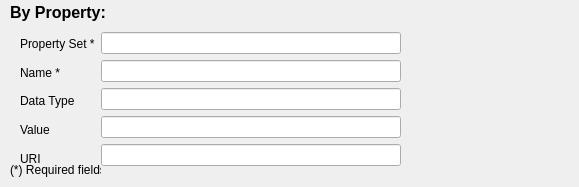
First picture: the form in GUI_Windows/Filters-Requirements/by_property.ui, repository ivanfelipeib/Masterarbeit, before the edit.
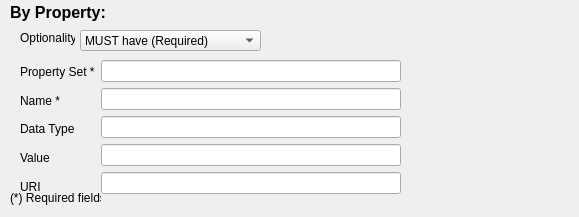
Second picture: the form after the edit.

Diff of the .ui file:
```diff
--- a/GUI_Windows/Filters-Requirements/by_property.ui
+++ b/GUI_Windows/Filters-Requirements/by_property.ui
@@ -7,7 +7,7 @@
     <x>0</x>
     <y>0</y>
     <width>579</width>
-    <height>187</height>
+    <height>217</height>
    </rect>
   </property>
   <property name="windowTitle">
@@ -39,7 +39,7 @@
     <property name="geometry">
      <rect>
       <x>10</x>
-      <y>160</y>
+      <y>188</y>
       <width>91</width>
       <height>19</height>
      </rect>
@@ -52,7 +52,7 @@
     <property name="geometry">
      <rect>
       <x>20</x>
-      <y>32</y>
+      <y>60</y>
       <width>381</width>
       <height>138</height>
      </rect>
@@ -118,6 +118,44 @@
      </item>
     </layout>
    </widget>
+   <widget class="QComboBox" name="combo_optionality">
+    <property name="geometry">
+     <rect>
+      <x>80</x>
+      <y>30</y>
+      <width>181</width>
+      <height>21</height>
+     </rect>
+    </property>
+    <item>
+     <property name="text">
+      <string>MUST have (Required)</string>
+     </property>
+    </item>
+    <item>
+     <property name="text">
+      <string>CAN have (Optional)</string>
+     </property>
+    </item>
+    <item>
+     <property name="text">
+      <string>MUST NOT have (Prohibited)</string>
+     </property>
+    </item>
+   </widget>
+   <widget class="QLabel" name="label">
+    <property name="geometry">
+     <rect>
+      <x>20</x>
+      <y>30</y>
+      <width>55</width>
+      <height>16</height>
+     </rect>
+    </property>
+    <property name="text">
+     <string>Optionality</string>
+    </property>
+   </widget>
   </widget>
  </widget>
  <resources/>
```
